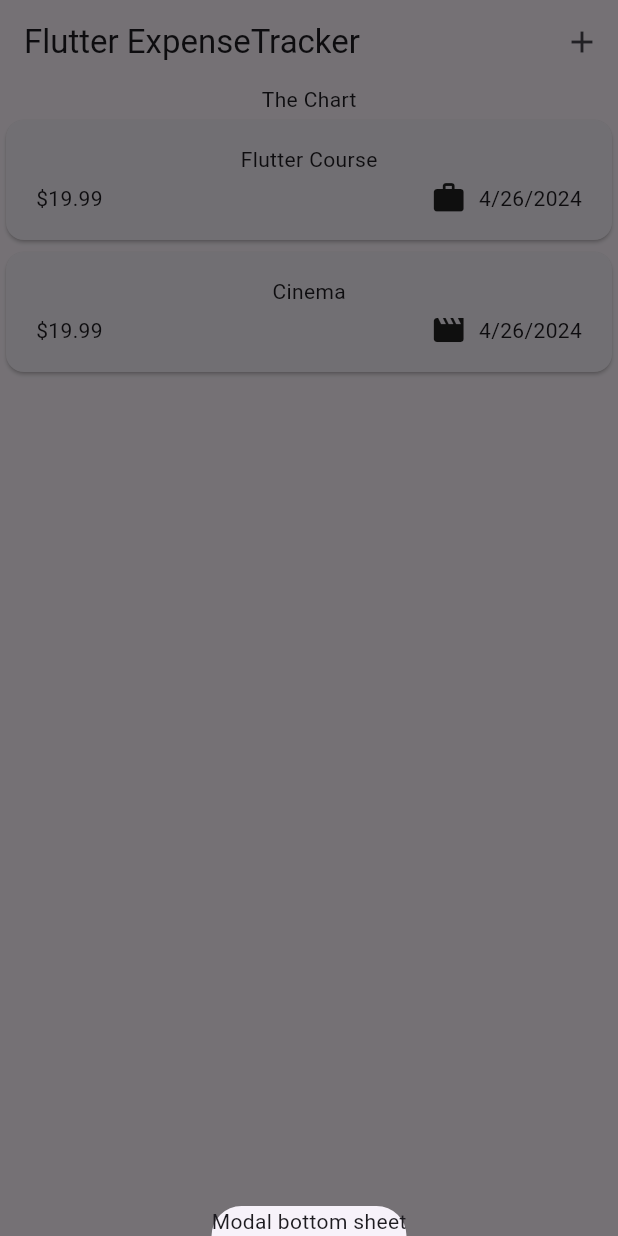
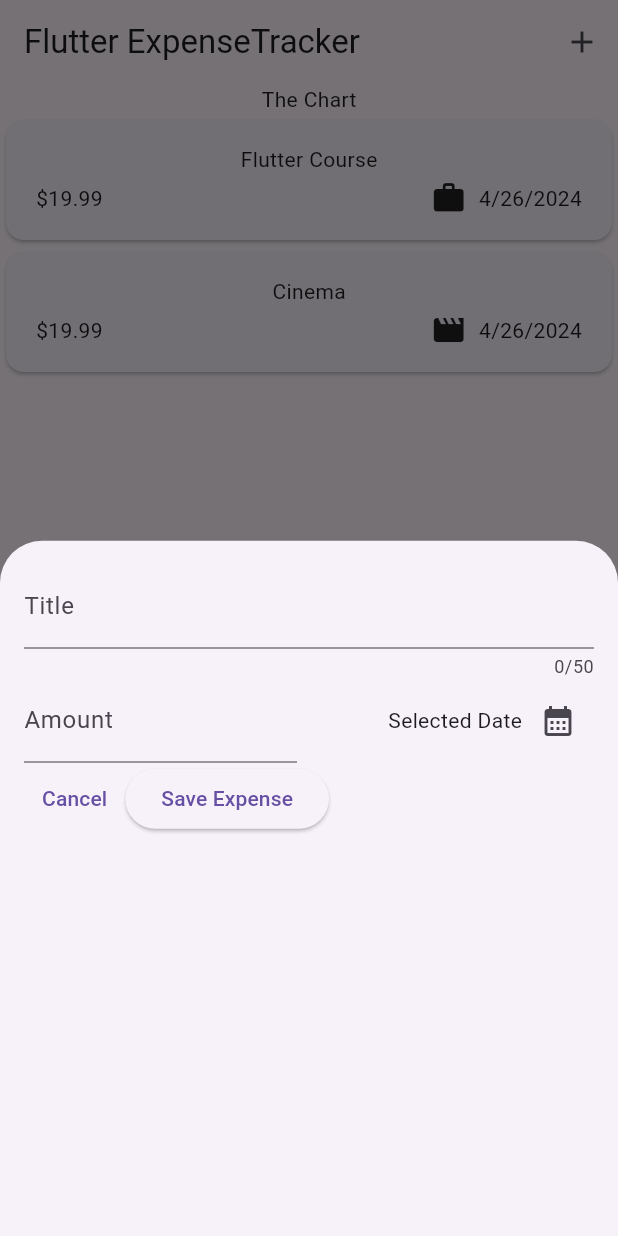
Before and after one commit to ogulcanoktem/flutter_proje, a Flutter app: the screen it shows after launch, after a tap on the "add" icon, on a phone screen of 412 x 824 dp. Run offline on Flutter 3.47's test engine with Material 3 defaults, Android fonts, the phone set to English and light mode, and no system bars; our stand-ins replace google_fonts.

Commit message:
ekleme sayfasına date eklendi.

```diff
--- a/third_app/lib/widgets/expenses.dart
+++ b/third_app/lib/widgets/expenses.dart
@@ -1,6 +1,7 @@
 import 'package:flutter/material.dart';
 import 'package:third_app/widgets/expenses_list/expenses_list.dart';
 import 'package:third_app/models/expense.dart';
+import 'package:third_app/widgets/new_expense.dart';
 
 class Expenses extends StatefulWidget {
   const Expenses({super.key});
@@ -30,7 +31,7 @@ class _ExpensesState extends State<Expenses> {
   void _openAddExpenseOverlay() {
     showModalBottomSheet(
       context: context,
-      builder: (ctx) => Text('Modal bottom sheet'),
+      builder: (ctx) => const NewExpense(),
     );
   }
 
--- a/third_app/lib/widgets/new_expense.dart
+++ b/third_app/lib/widgets/new_expense.dart
@@ -1,4 +1,5 @@
 import 'package:flutter/material.dart';
+import 'package:flutter/widgets.dart';
 
 class NewExpense extends StatefulWidget {
   const NewExpense({super.key});
@@ -10,18 +11,87 @@ class NewExpense extends StatefulWidget {
 }
 
 class _NewExpenseState extends State<NewExpense> {
+  final _titleController = TextEditingController();
+  final _amountController = TextEditingController();
+
+  void _presentDatePicker() {
+    final now = DateTime.now();
+    final firstDate = DateTime(now.year - 1, now.month, now.day);
+    showDatePicker(
+        context: context,
+        initialDate: now,
+        firstDate: firstDate,
+        lastDate: now);
+  }
+
+  @override
+  void dispose() {
+    _titleController.dispose();
+    _amountController.dispose();
+    super.dispose();
+  }
+
   @override
   Widget build(BuildContext context) {
-    return const Padding(
-      //videoda böyle bir const yok ben ekledim.
-      padding: /*const*/ EdgeInsets.all(16),
+    return Padding(
+      padding: const EdgeInsets.all(16),
       child: Column(
-        children: /*const*/ [
+        children: [
           TextField(
+            controller: _titleController,
             maxLength: 50,
-            decoration: InputDecoration(
+            decoration: const InputDecoration(
               label: Text('Title'),
             ),
+          ),
+          Row(
+            children: [
+              Expanded(
+                child: TextField(
+                  controller: _amountController,
+                  keyboardType: TextInputType.number,
+                  decoration: const InputDecoration(
+                    prefixText: '\$ ',
+                    label: Text('Amount'),
+                  ),
+                ),
+              ),
+              const SizedBox(
+                width: 16,
+              ),
+              Expanded(
+                child: Row(
+                  mainAxisAlignment: MainAxisAlignment.end,
+                  crossAxisAlignment: CrossAxisAlignment.center,
+                  children: [
+                    const Text('Selected Date'),
+                    IconButton(
+                      onPressed: _presentDatePicker,
+                      icon: const Icon(
+                        Icons.calendar_month,
+                      ),
+                    ),
+                  ],
+                ),
+              )
+            ],
+          ),
+          Row(
+            children: [
+              TextButton(
+                onPressed: () {
+                  Navigator.pop(context);
+                },
+                child: const Text('Cancel'),
+              ),
+              ElevatedButton(
+                onPressed: () {
+                  print(_titleController.text);
+                  print(_amountController.text);
+                },
+                child: const Text('Save Expense'),
+              ),
+            ],
           ),
         ],
       ),
```
